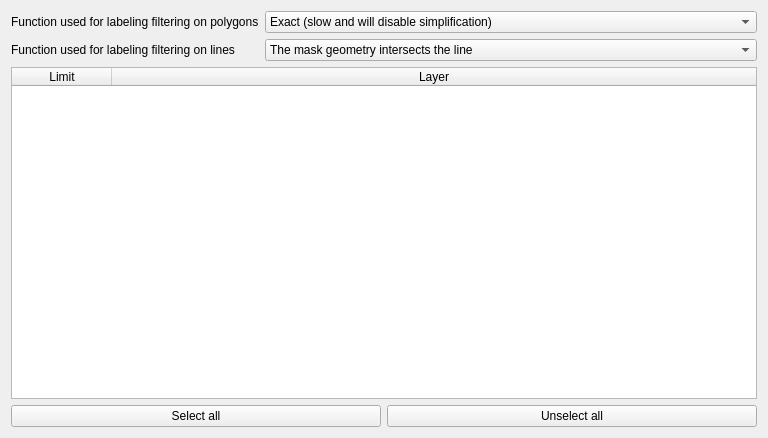
aeag/mask, file mask/ui/ui_layer_list.ui: the form before one commit.
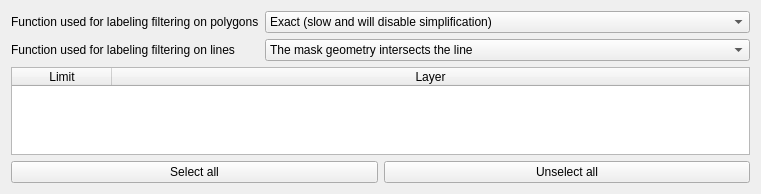
The form after the commit.

The edit to the form file:
```diff
--- a/mask/ui/ui_layer_list.ui
+++ b/mask/ui/ui_layer_list.ui
@@ -6,8 +6,8 @@
    <rect>
     <x>0</x>
     <y>0</y>
-    <width>768</width>
-    <height>438</height>
+    <width>761</width>
+    <height>194</height>
    </rect>
   </property>
   <property name="windowTitle">
```
Left out of the diff: 7 changed lines with no effect on the pictures.
